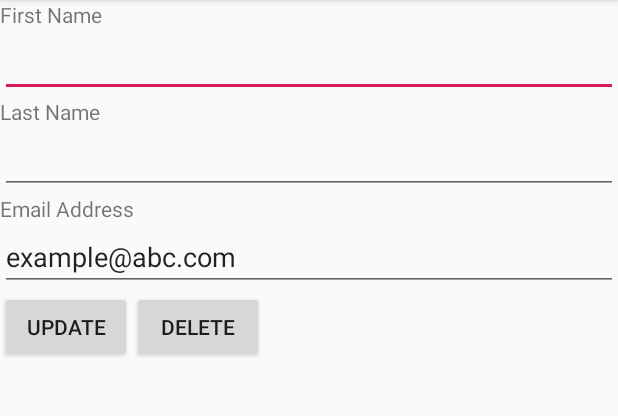
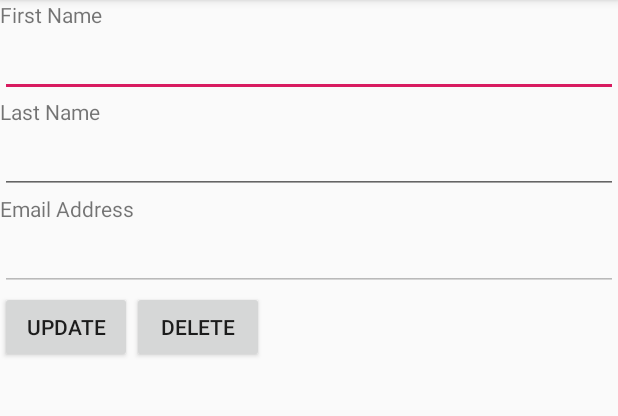
Before and after one commit to karankishinani/PomodoroTimeTrackerApp, an Android app: the AdminActivity screen opened directly, with no data from a screen before it, after a tap on "Bosheng", on a phone screen of 412 x 824 dp, the part 84-500 px from its top. Run offline under Robolectric (Android 15) with nearby library versions, the phone set to English and light mode, and no system bars; network calls fail.

Commit message:
Fix non editable email text field

```diff
--- a/PTTMobile4/app/src/main/java/com/example/pttmobile4/activities/AdminActivity.java
+++ b/PTTMobile4/app/src/main/java/com/example/pttmobile4/activities/AdminActivity.java
@@ -32,9 +32,9 @@ public class AdminActivity extends AppCompatActivity {
     protected void onCreate(Bundle savedInstanceState) {
         super.onCreate(savedInstanceState);
         setContentView(R.layout.activity_admin);
-        userList.add(new User("Bosheng","Jian","bosheng@gatech.edu"));
-        userList.add(new User("B","J","bj@gatech.edu"));
-        userList.add(new User("Alex","Orso","random@gt.cc"));
+        userList.add(new User(1, "Bosheng","Jian","bosheng@gatech.edu"));
+        userList.add(new User(2231, "B","J","bj@gatech.edu"));
+        userList.add(new User(3234, "Alex","Orso","random@gt.cc"));
         mUserList = findViewById(R.id.userList);
         createUserBtn = findViewById(R.id.createUserBtn);
         adminLogoutBtn = findViewById(R.id.adminLogoutBtn);
--- a/PTTMobile4/app/src/main/java/com/example/pttmobile4/activities/EditUserActivity.java
+++ b/PTTMobile4/app/src/main/java/com/example/pttmobile4/activities/EditUserActivity.java
@@ -26,8 +26,7 @@ public class EditUserActivity extends AppCompatActivity {
     Button updateUserBtn;
     Button deleteUserBtn;
     EditText fName, lName, emailId;
-    // TODO: generalize
-    int id = -1;
+    int id;
     @Override
     protected void onCreate(Bundle savedInstanceState) {
         super.onCreate(savedInstanceState);
--- a/PTTMobile4/app/src/main/java/com/example/pttmobile4/models/User.java
+++ b/PTTMobile4/app/src/main/java/com/example/pttmobile4/models/User.java
@@ -20,7 +20,8 @@ public class User {
 
     private Boolean selected = false;
 
-    public User(String firstName, String lastName, String email) {
+    public User(int id, String firstName, String lastName, String email) {
+        this.id = id;
         this.firstName = firstName;
         this.lastName = lastName;
         this.email = email;
--- a/PTTMobile4/app/src/main/res/layout/activity_edit_user.xml
+++ b/PTTMobile4/app/src/main/res/layout/activity_edit_user.xml
@@ -36,9 +36,8 @@
         android:id="@+id/emailId"
         android:layout_width="match_parent"
         android:layout_height="wrap_content"
-        android:text="example@abc.com"
         android:ems="10"
-        android:inputType="none" />
+        android:enabled="false" />
     <LinearLayout
         android:orientation="horizontal"
         android:layout_width="match_parent"
```
